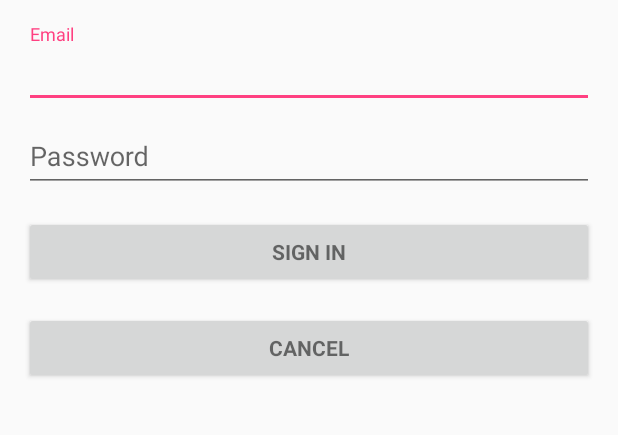
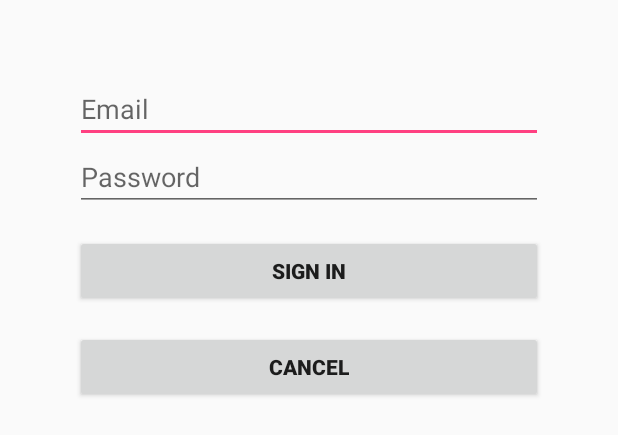
Before and after one commit to CS2340-Fall2018-Team74/Donation-Tracker, an Android app: the layout activity_signin.xml on its own in the app's theme, with its tools: preview values and no code run, on a phone screen of 412 x 824 dp. Shown: the top 435 px of the screen. Run offline under Robolectric (Android 15) with nearby library versions, the phone set to English and light mode, and no system bars.

Commit message:
Update activity_signin.xml

```diff
--- a/app/src/main/res/layout/activity_signin.xml
+++ b/app/src/main/res/layout/activity_signin.xml
@@ -5,16 +5,15 @@
     android:layout_height="match_parent"
     android:gravity="center_horizontal"
     android:orientation="vertical"
-    android:paddingBottom="@dimen/activity_vertical_margin"
-    android:paddingLeft="@dimen/activity_horizontal_margin"
-    android:paddingRight="@dimen/activity_horizontal_margin"
-    android:paddingTop="@dimen/activity_vertical_margin"
-    tools:context=".LoginActivity">
+    android:paddingBottom="50dp"
+    android:paddingLeft="50dp"
+    android:paddingRight="50dp"
+    android:paddingTop="50dp"
+    tools:context=".SigninActivity">
 
     <!-- Login progress -->
     <ProgressBar
         android:id="@+id/login_progress"
-        style="?android:attr/progressBarStyleLarge"
         android:layout_width="wrap_content"
         android:layout_height="wrap_content"
         android:layout_marginBottom="8dp"
@@ -31,42 +30,29 @@
             android:layout_height="wrap_content"
             android:orientation="vertical">
 
-            <android.support.design.widget.TextInputLayout
-                android:layout_width="match_parent"
-                android:layout_height="wrap_content">
 
-                <AutoCompleteTextView
+
+            <EditText
                 android:id="@+id/email"
                 android:layout_width="match_parent"
                 android:layout_height="wrap_content"
-                    android:hint="@string/prompt_email"
-                    android:inputType="textEmailAddress"
+                android:hint="Email"
                 android:maxLines="1"
                 android:singleLine="true" />
 
-            </android.support.design.widget.TextInputLayout>
 
-            <android.support.design.widget.TextInputLayout
-                android:layout_width="match_parent"
-                android:layout_height="wrap_content">
 
             <EditText
                 android:id="@+id/password"
                 android:layout_width="match_parent"
                 android:layout_height="wrap_content"
                 android:hint="Password"
-                    android:imeActionId="6"
-                    android:imeActionLabel="@string/action_sign_in_short"
-                    android:imeOptions="actionUnspecified"
-                    android:inputType="textPassword"
                 android:maxLines="1"
                 android:singleLine="true" />
 
-            </android.support.design.widget.TextInputLayout>
 
             <Button
-                android:id="@+id/email_sign_in_button"
-                style="?android:textAppearanceSmall"
+                android:id="@+id/sign_in_button"
                 android:layout_width="match_parent"
                 android:layout_height="wrap_content"
                 android:layout_marginTop="16dp"
@@ -74,8 +60,7 @@
                 android:textStyle="bold" />
 
             <Button
-                android:id="@+id/email_sign_in_button2"
-                style="?android:textAppearanceSmall"
+                android:id="@+id/cancel_button"
                 android:layout_width="match_parent"
                 android:layout_height="wrap_content"
                 android:layout_marginTop="16dp"
```
Lines whose indentation alone changed are shown as unchanged.
